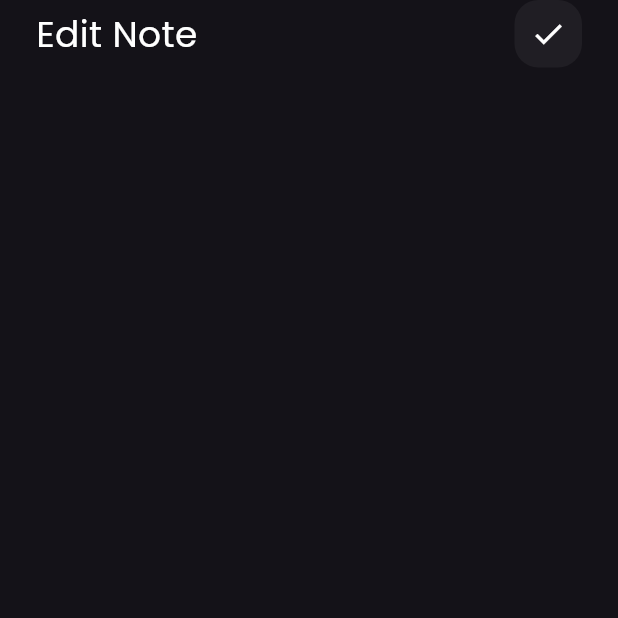
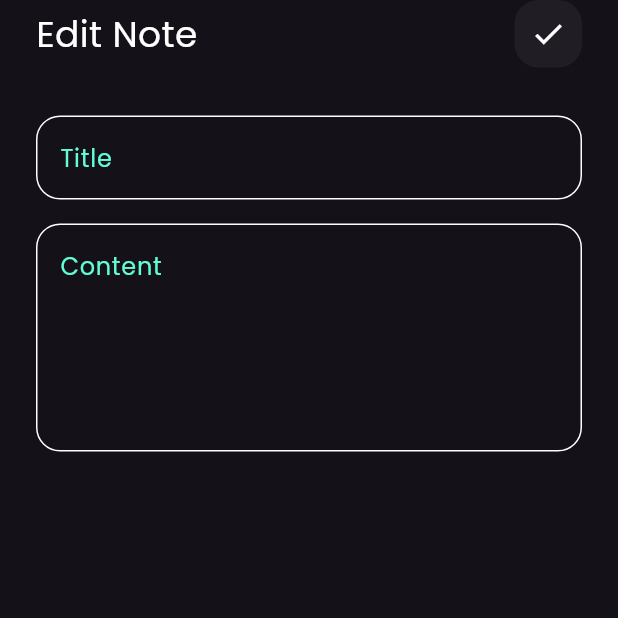
Before and after one commit to Mohamed-Husien/notes_app2, a Flutter app: the EditNoteView screen opened directly, on a phone screen of 412 x 824 dp, the top half of it. Run offline on Flutter 3.47's test engine with Material 3 defaults, Android fonts, the phone set to English and light mode, and no system bars.

Commit message:
edit note view UI done

```diff
--- a/lib/widgets/edit_note_view_body.dart
+++ b/lib/widgets/edit_note_view_body.dart
@@ -1,5 +1,6 @@
 import 'package:flutter/material.dart';
 import 'package:note_app/widgets/custom_appbar.dart';
+import 'package:note_app/widgets/custom_text_fiel.dart';
 
 class EditNoteViewBody extends StatelessWidget {
   const EditNoteViewBody({super.key});
@@ -15,6 +16,19 @@ class EditNoteViewBody extends StatelessWidget {
               title: "Edit Note",
               icon: Icons.check,
             ),
+            SizedBox(
+              height: 32,
+            ),
+            CustomTextFiel(
+              hint: "Title",
+            ),
+            SizedBox(
+              height: 16,
+            ),
+            CustomTextFiel(
+              hint: "Content",
+              maxLines: 5,
+            ),
           ],
         ),
       ),
```
